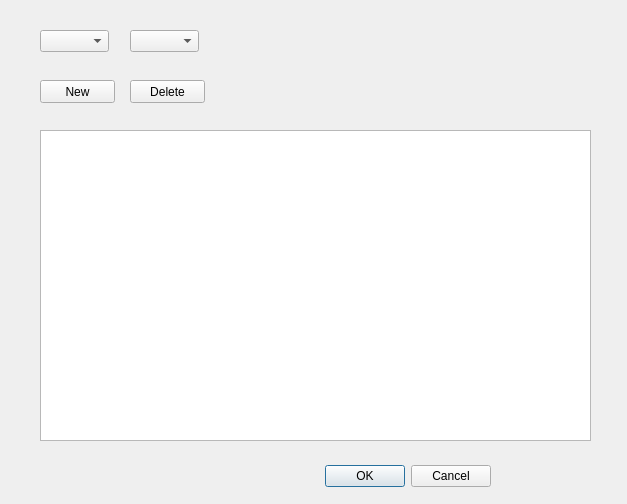
Above: GlossaryDialog.ui from wlssirius/ChaosTranslate before the change. Below: the same form after it.
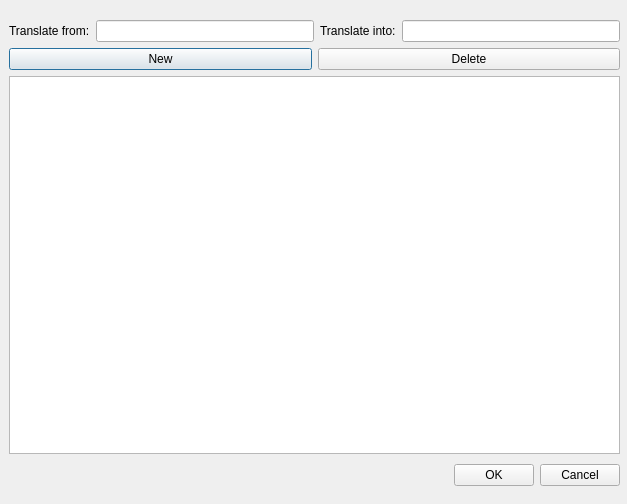
That is the form after the change.

Commit message: Update glossary dialog UI

```diff
--- a/GlossaryDialog.ui
+++ b/GlossaryDialog.ui
@@ -13,15 +13,62 @@
   <property name="windowTitle">
    <string>Glossary</string>
   </property>
-  <widget class="QWidget" name="layoutWidget">
+  <widget class="QWidget" name="">
    <property name="geometry">
     <rect>
-     <x>140</x>
-     <y>460</y>
-     <width>351</width>
-     <height>33</height>
+     <x>9</x>
+     <y>20</y>
+     <width>611</width>
+     <height>471</height>
     </rect>
    </property>
+   <layout class="QVBoxLayout" name="verticalLayout">
+    <item>
+     <layout class="QHBoxLayout" name="horizontalLayout_2">
+      <item>
+       <widget class="QLabel" name="label">
+        <property name="text">
+         <string>Translate from:</string>
+        </property>
+       </widget>
+      </item>
+      <item>
+       <widget class="QLineEdit" name="lineEdit"/>
+      </item>
+      <item>
+       <widget class="QLabel" name="label_2">
+        <property name="text">
+         <string>Translate into:</string>
+        </property>
+       </widget>
+      </item>
+      <item>
+       <widget class="QLineEdit" name="lineEdit_2"/>
+      </item>
+     </layout>
+    </item>
+    <item>
+     <layout class="QHBoxLayout" name="horizontalLayout">
+      <item>
+       <widget class="QPushButton" name="pushButton">
+        <property name="text">
+         <string>New</string>
+        </property>
+       </widget>
+      </item>
+      <item>
+       <widget class="QPushButton" name="pushButton_2">
+        <property name="text">
+         <string>Delete</string>
+        </property>
+       </widget>
+      </item>
+     </layout>
+    </item>
+    <item>
+     <widget class="QTableView" name="tableView"/>
+    </item>
+    <item>
    <layout class="QHBoxLayout">
     <property name="spacing">
      <number>6</number>
@@ -66,62 +113,8 @@
      </widget>
     </item>
    </layout>
-  </widget>
-  <widget class="QTableView" name="tableView">
-   <property name="geometry">
-    <rect>
-     <x>40</x>
-     <y>130</y>
-     <width>551</width>
-     <height>311</height>
-    </rect>
-   </property>
-  </widget>
-  <widget class="QPushButton" name="pushButton">
-   <property name="geometry">
-    <rect>
-     <x>40</x>
-     <y>80</y>
-     <width>75</width>
-     <height>23</height>
-    </rect>
-   </property>
-   <property name="text">
-    <string>New</string>
-   </property>
-  </widget>
-  <widget class="QComboBox" name="comboBox">
-   <property name="geometry">
-    <rect>
-     <x>40</x>
-     <y>30</y>
-     <width>69</width>
-     <height>22</height>
-    </rect>
-   </property>
-  </widget>
-  <widget class="QComboBox" name="comboBox_2">
-   <property name="geometry">
-    <rect>
-     <x>130</x>
-     <y>30</y>
-     <width>69</width>
-     <height>22</height>
-    </rect>
-   </property>
-  </widget>
-  <widget class="QPushButton" name="pushButton_2">
-   <property name="geometry">
-    <rect>
-     <x>130</x>
-     <y>80</y>
-     <width>75</width>
-     <height>23</height>
-    </rect>
-   </property>
-   <property name="text">
-    <string>Delete</string>
-   </property>
+    </item>
+   </layout>
   </widget>
  </widget>
  <resources/>
```
Lines whose indentation alone changed are shown as unchanged. The commit also changes 4 other files.
